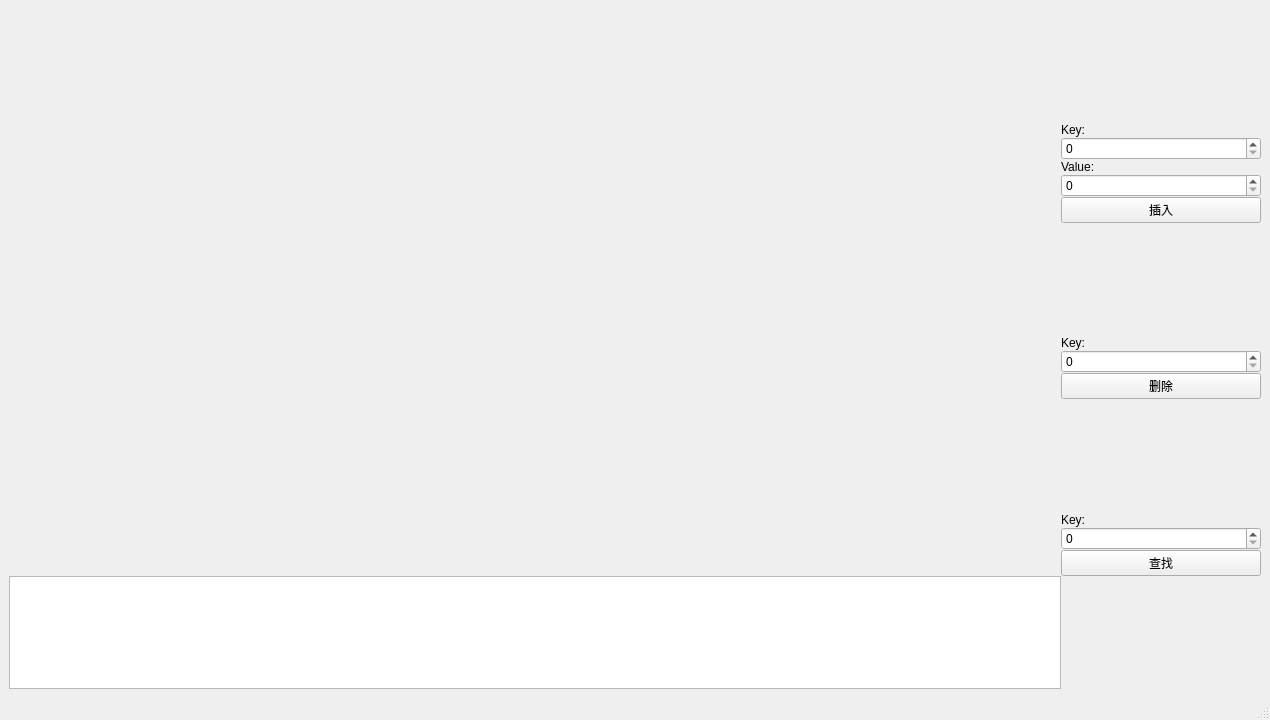
Above: mainwindow.ui from 0reality/BPlusTreeDisplay before the change. Below: the same form after it.
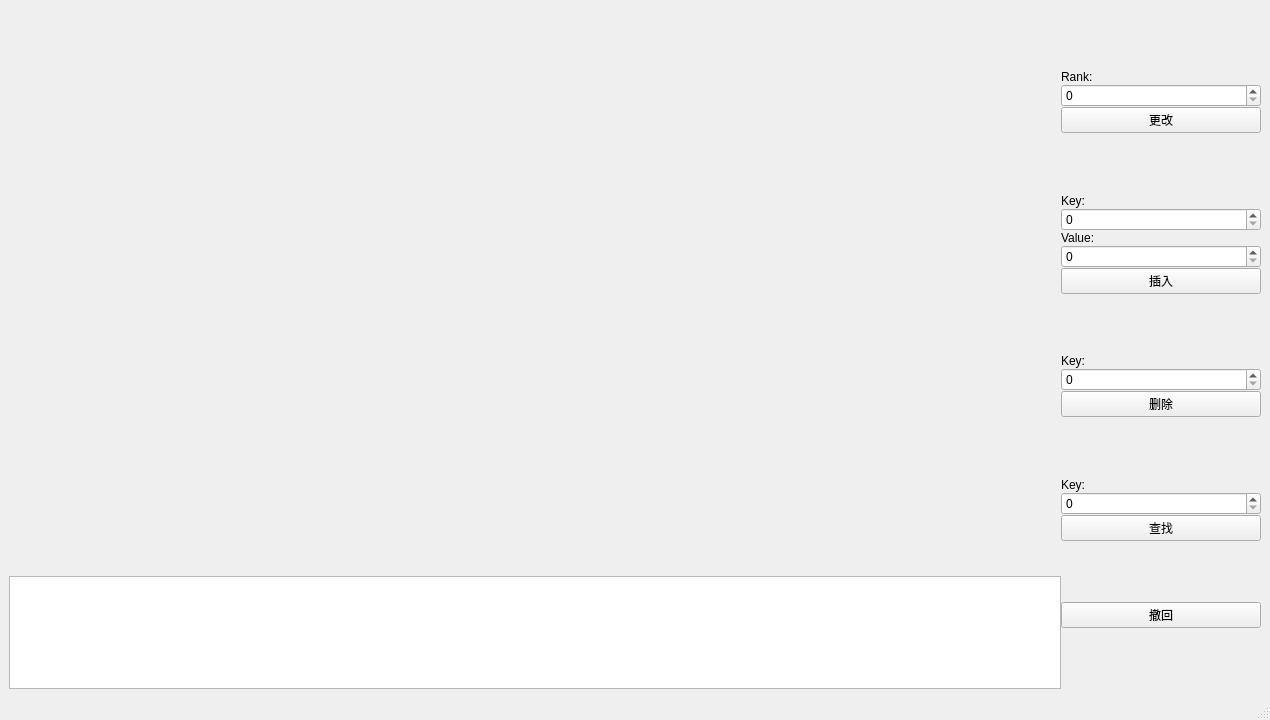
That is the form after the change.

Patch:
```diff
--- a/mainwindow.ui
+++ b/mainwindow.ui
@@ -50,6 +50,36 @@
         <property name="sizeConstraint">
          <enum>QLayout::SetMinimumSize</enum>
         </property>
+        <item>
+         <spacer name="verticalSpacer_6">
+          <property name="orientation">
+           <enum>Qt::Vertical</enum>
+          </property>
+          <property name="sizeHint" stdset="0">
+           <size>
+            <width>20</width>
+            <height>40</height>
+           </size>
+          </property>
+         </spacer>
+        </item>
+        <item>
+         <widget class="QLabel" name="rankLabel">
+          <property name="text">
+           <string>Rank:</string>
+          </property>
+         </widget>
+        </item>
+        <item>
+         <widget class="QSpinBox" name="rankSpinBox"/>
+        </item>
+        <item>
+         <widget class="QPushButton" name="rankButton">
+          <property name="text">
+           <string>更改</string>
+          </property>
+         </widget>
+        </item>
         <item>
          <spacer name="verticalSpacer">
           <property name="orientation">
@@ -172,6 +202,26 @@
           </property>
          </spacer>
         </item>
+        <item>
+         <widget class="QPushButton" name="withdrawButton">
+          <property name="text">
+           <string>撤回</string>
+          </property>
+         </widget>
+        </item>
+        <item>
+         <spacer name="verticalSpacer_5">
+          <property name="orientation">
+           <enum>Qt::Vertical</enum>
+          </property>
+          <property name="sizeHint" stdset="0">
+           <size>
+            <width>20</width>
+            <height>40</height>
+           </size>
+          </property>
+         </spacer>
+        </item>
        </layout>
       </item>
      </layout>
```
